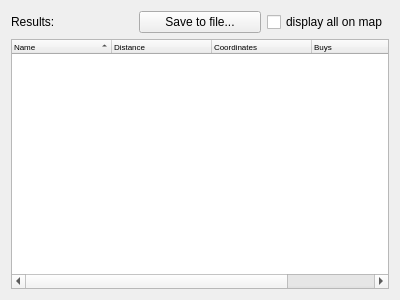
Old version of the form searchresultwidget.ui in the repository mrkite/minutor.
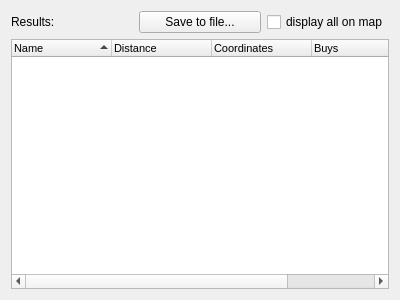
New version of the form.

Patch:
```diff
--- a/searchresultwidget.ui
+++ b/searchresultwidget.ui
@@ -49,9 +49,12 @@
     <widget class="QTreeWidget" name="treeWidget">
      <property name="font">
       <font>
-       <pointsize>6</pointsize>
+       <pointsize>8</pointsize>
       </font>
      </property>
+     <property name="rootIsDecorated">
+      <bool>false</bool>
+     </property>
      <property name="sortingEnabled">
       <bool>true</bool>
      </property>
```
